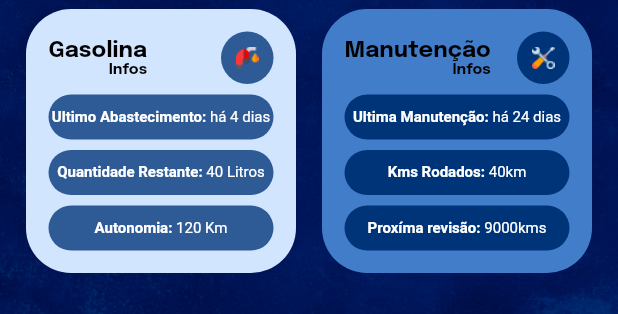
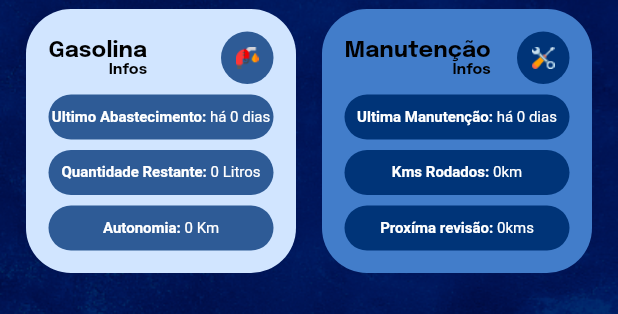
Before and after one commit to TechVision-FordRanger/Front-End-flutter, a Flutter app: the RangerAssist widget shown alone on an empty page, opened directly, on a phone screen of 412 x 824 dp. Shown: the part 213-527 px from the top of the screen. Run offline on Flutter 3.47's test engine with Material 2 defaults, Android fonts, the phone set to English and light mode, and no system bars; our stand-ins replace ionicons, mask_text_input_formatter; missing offline and left inert: dart:js_interop.

Commit message:
zerando variáveis

```diff
--- a/lib/screens/better_job.dart
+++ b/lib/screens/better_job.dart
@@ -264,7 +264,7 @@ class BetterJob extends StatelessWidget {
                                             width: 50,
                                             color: Colors.white,
                                             child: DefaultText(
-                                              text: '18',
+                                              text: '0',
                                               fontSize: 10,
                                               align: TextAlign.center,
                                               color: Colors.black,
@@ -288,7 +288,7 @@ class BetterJob extends StatelessWidget {
                                             width: 50,
                                             color: Colors.white,
                                             child: DefaultText(
-                                              text: '5',
+                                              text: '0',
                                               fontSize: 10,
                                               align: TextAlign.center,
                                               color: Colors.black,
@@ -312,7 +312,7 @@ class BetterJob extends StatelessWidget {
                                             width: 50,
                                             color: Colors.white,
                                             child: DefaultText(
-                                              text: '204 km',
+                                              text: '0 km',
                                               fontSize: 10,
                                               align: TextAlign.center,
                                               color: Colors.black,
--- a/lib/screens/home.dart
+++ b/lib/screens/home.dart
@@ -69,7 +69,7 @@ class _HomeState extends State<Home> {
                         mainAxisAlignment: MainAxisAlignment.center,
                         children: [
                           DefaultText(
-                            text: '1000',
+                            text: '0',
                             fontSize: 30,
                             weight: FontWeight.w700,
                             color: Colors.white,
@@ -99,7 +99,7 @@ class _HomeState extends State<Home> {
                         mainAxisAlignment: MainAxisAlignment.center,
                         children: [
                           DefaultText(
-                            text: '11',
+                            text: '0',
                             fontSize: 30,
                             weight: FontWeight.w700,
                             color: Colors.white,
--- a/lib/screens/ranger_assist.dart
+++ b/lib/screens/ranger_assist.dart
@@ -101,7 +101,7 @@ class RangerAssist extends StatelessWidget {
                                   ),
                                 ),
                                 TextSpan(
-                                  text: 'há 4 dias',
+                                  text: 'há 0 dias',
                                   style: TextStyle(
                                     fontSize: 10,
                                     fontWeight: FontWeight.w400,
@@ -133,7 +133,7 @@ class RangerAssist extends StatelessWidget {
                                   ),
                                 ),
                                 TextSpan(
-                                  text: '40 Litros',
+                                  text: '0 Litros',
                                   style: TextStyle(
                                     fontSize: 10,
                                     fontWeight: FontWeight.w400,
@@ -165,7 +165,7 @@ class RangerAssist extends StatelessWidget {
                                   ),
                                 ),
                                 TextSpan(
-                                  text: '120 Km',
+                                  text: '0 Km',
                                   style: TextStyle(
                                     fontSize: 10,
                                     fontWeight: FontWeight.w400,
@@ -237,7 +237,7 @@ class RangerAssist extends StatelessWidget {
                                   ),
                                 ),
                                 TextSpan(
-                                  text: 'há 24 dias',
+                                  text: 'há 0 dias',
                                   style: TextStyle(
                                     fontSize: 10,
                                     fontWeight: FontWeight.w400,
@@ -269,7 +269,7 @@ class RangerAssist extends StatelessWidget {
                                   ),
                                 ),
                                 TextSpan(
-                                  text: '40km',
+                                  text: '0km',
                                   style: TextStyle(
                                     fontSize: 10,
                                     fontWeight: FontWeight.w400,
@@ -301,7 +301,7 @@ class RangerAssist extends StatelessWidget {
                                   ),
                                 ),
                                 TextSpan(
-                                  text: '9000kms',
+                                  text: '0kms',
                                   style: TextStyle(
                                     fontSize: 10,
                                     fontWeight: FontWeight.w400,
```
